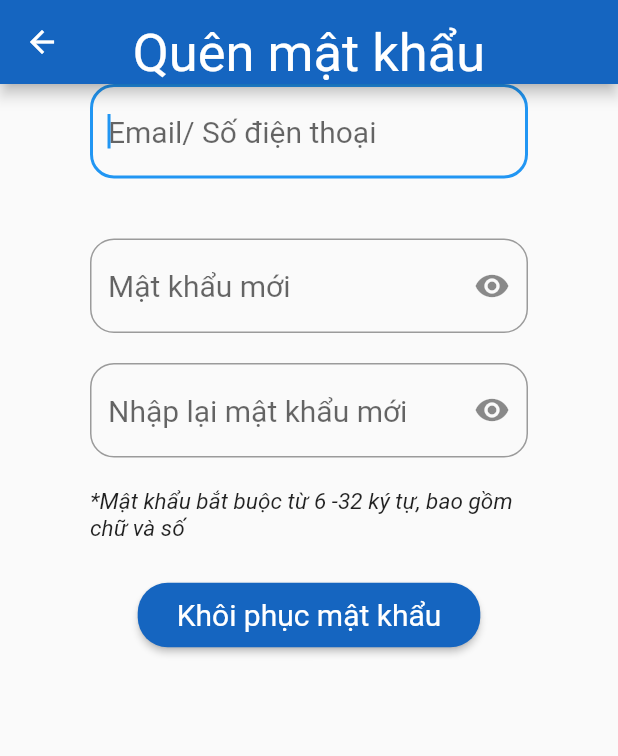
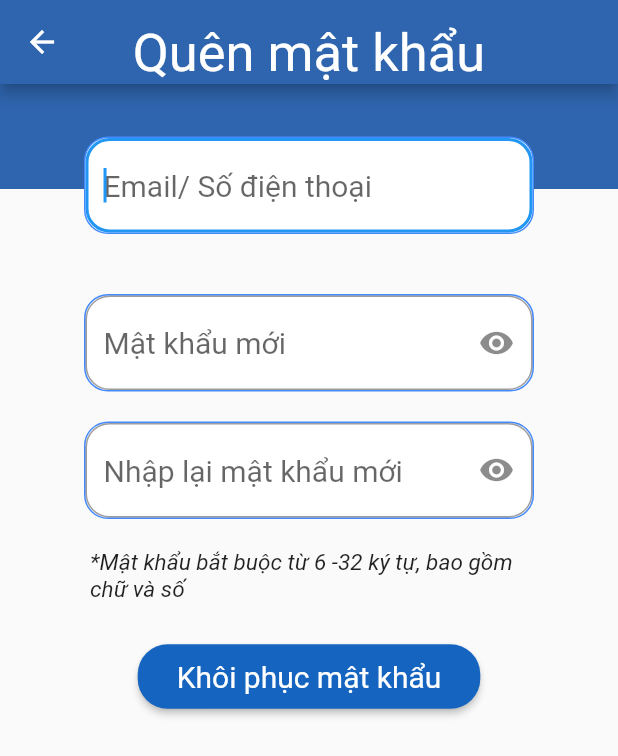
Before and after one commit to nkocvodoi/giasu_flutter, a Flutter app: the PassWord1 screen opened directly, on a phone screen of 412 x 824 dp. Shown: the top 756 px of the screen. Run offline on Flutter 3.47's test engine with Material 2 defaults, Android fonts, the phone set to English and light mode, and no system bars; our stand-ins replace flutter_screenutil.

Commit message:
fix ui PW1

```diff
--- a/lib/Open_App/PassWord1.dart
+++ b/lib/Open_App/PassWord1.dart
@@ -2,6 +2,7 @@ import 'package:flutter/material.dart';
 import 'package:flutter/painting.dart';
 
 import 'package:provider/provider.dart';
+import 'package:test_giasu/UI_Main/General_Infor.dart';
 
 import 'PassWord2.dart';
 
@@ -23,7 +24,7 @@ class _PassWord1State extends State<PassWord1> {
     // TODO: implement build
     return Scaffold(
       appBar: AppBar(
-        backgroundColor: Colors.blue[800],
+        backgroundColor: colorApp,
         title: new Padding(
           padding: EdgeInsets.only(top: 20.0, bottom: 5.0),
           child: Text(
@@ -33,38 +34,21 @@ class _PassWord1State extends State<PassWord1> {
         ),
         centerTitle: true,
       ),
-      body: new ListView(
-        children: <Widget>[
-          Container(
-            child: new Wrap(
+      body: new SingleChildScrollView(
+        child: new Stack(
+                  alignment: Alignment.center,
                   children: <Widget>[
                     new Column(
                       children: <Widget>[
-                    //_buildBox(_email_phone, false),
-                    new Stack(
-                      children: <Widget>[
-                        Positioned(
-                          //bottom: -30.0,
-                          child: new Container(
-                            child: Padding(
-                              padding: EdgeInsets.only(left: 60.0, right: 60.0),
-                              child: TextField(
-                                autofocus: true,
-                                style: TextStyle(fontSize: 20.0),
-                                decoration: InputDecoration(
-                                  border: OutlineInputBorder(
-                                    borderRadius: BorderRadius.circular(16.0),
-                                  ),
-                                  hintText: _email_phone,
+                        Container(
+                          alignment: Alignment.center,
+                          height: 70.0,
+                          decoration: BoxDecoration(
+                            color: colorApp,
                           ),
                         ),
-                            ),
-                          ),
-                        ),
-                      ],
-                    ),
                         new SizedBox(
-                      height: 40.0,
+                          height: 70.0,
                         ),
                         _buildBox(_newPass, true),
                         new SizedBox(
@@ -119,10 +103,30 @@ class _PassWord1State extends State<PassWord1> {
                         ),
                       ],
                     ),
+                    Positioned(
+                      top: 35.0,
+                      child: new Container(
+                        child: TextField(
+                          autofocus: true,
+                          style: TextStyle(fontSize: 20.0),
+                          decoration: InputDecoration(
+                            border: OutlineInputBorder(
+                              borderRadius: BorderRadius.circular(16.0),
+                            ),
+                            hintText: _email_phone,
+                          ),
+                        ),
+                        width: 300,
+                        decoration: BoxDecoration(
+                          color: Colors.white,
+                          border: Border.all(color: Colors.blueAccent),
+                          borderRadius: BorderRadius.circular(16.0),
+                        ),
+                      ),
+                    ),
+
                   ],
                 ),
-          ),
-        ],
       ),
     );
   }
@@ -138,8 +142,7 @@ class _PassWord1State extends State<PassWord1> {
 
   Widget _change_obscure(String _a, Counter counter) {
     return new Container(
-      child: Padding(
-        padding: EdgeInsets.only(left: 60.0, right: 60.0),
+      width: 300,
         child: TextField(
           obscureText: counter.count,
           style: TextStyle(fontSize: 20.0),
@@ -154,6 +157,10 @@ class _PassWord1State extends State<PassWord1> {
                     counter.change();
                   })),
         ),
+      decoration: BoxDecoration(
+        color: Colors.white,
+        border: Border.all(color: Colors.blueAccent),
+        borderRadius: BorderRadius.circular(16.0),
       ),
     );
   }
--- a/lib/main.dart
+++ b/lib/main.dart
@@ -29,7 +29,7 @@ class MyApp extends StatelessWidget {
     return MaterialApp(
       debugShowCheckedModeBanner: false,
       title: 'giasu',
-      home: Payments(),
+      home: PassWord1(),
     );
   }
 }
```
Lines whose indentation alone changed are shown as unchanged.
